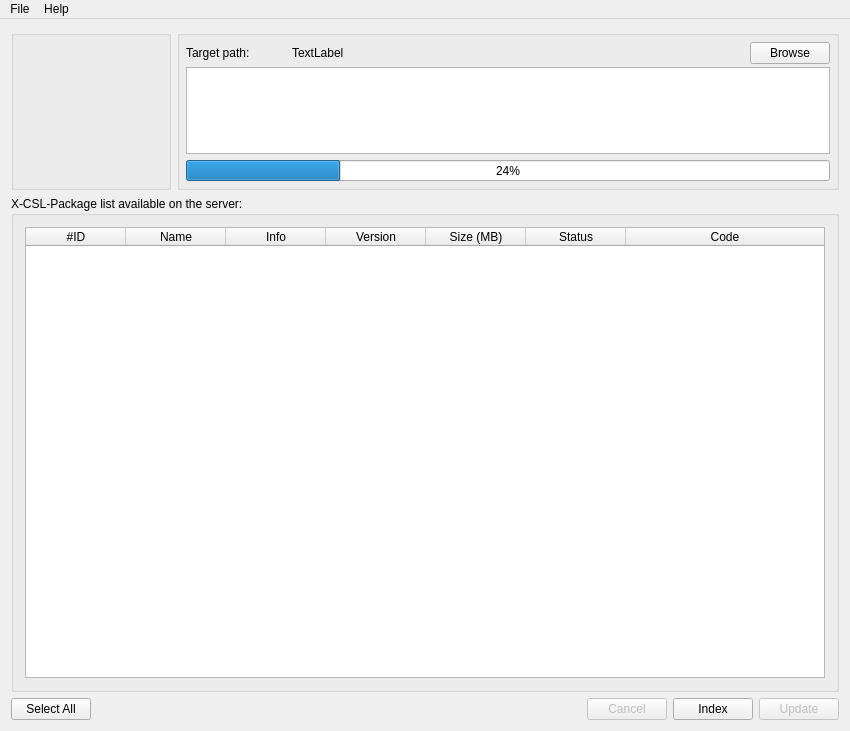
steptosky/x-csl-updater, file src/mainwindow.ui: the form before one commit.
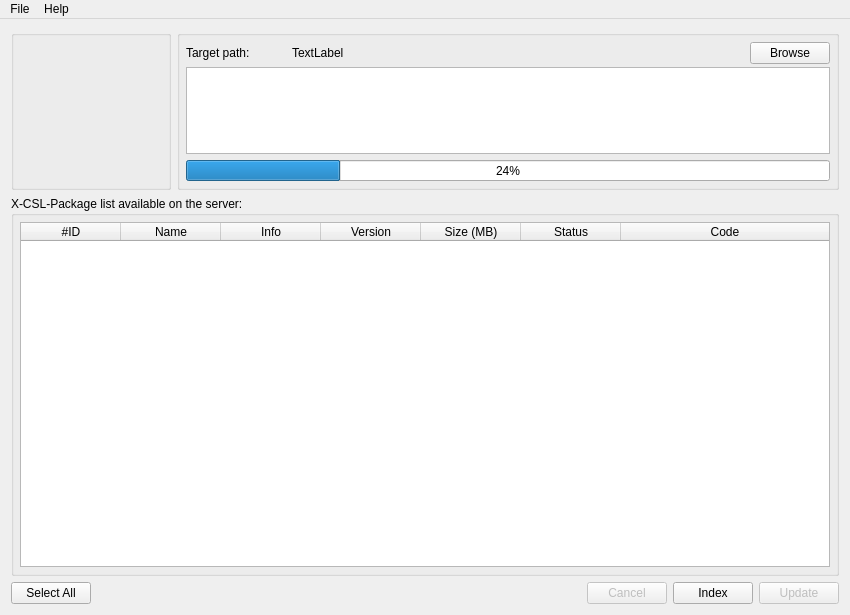
The form after the commit. Icons and pictures are not drawn.

Commit message: Revert default vertical sise to old one due to Almik notebook.

```diff
--- a/src/mainwindow.ui
+++ b/src/mainwindow.ui
@@ -10,7 +10,7 @@
     <x>0</x>
     <y>0</y>
     <width>850</width>
-    <height>731</height>
+    <height>615</height>
    </rect>
   </property>
   <property name="sizePolicy">
@@ -22,7 +22,7 @@
   <property name="minimumSize">
    <size>
     <width>850</width>
-    <height>730</height>
+    <height>615</height>
    </size>
   </property>
   <property name="maximumSize">
@@ -264,7 +264,7 @@
       <property name="minimumSize">
        <size>
         <width>0</width>
-        <height>493</height>
+        <height>377</height>
        </size>
       </property>
       <property name="contextMenuPolicy">
@@ -274,6 +274,9 @@
        <string>X-CSL-Package list available on the server:</string>
       </property>
       <layout class="QGridLayout" name="gridLayout_2">
+       <property name="margin">
+        <number>6</number>
+       </property>
        <item row="0" column="0">
         <widget class="QTableWidget" name="tableWidget">
          <property name="minimumSize">
```
Left out of the diff: 13 changed lines with no effect on the pictures. The commit also changes 1 other file.
